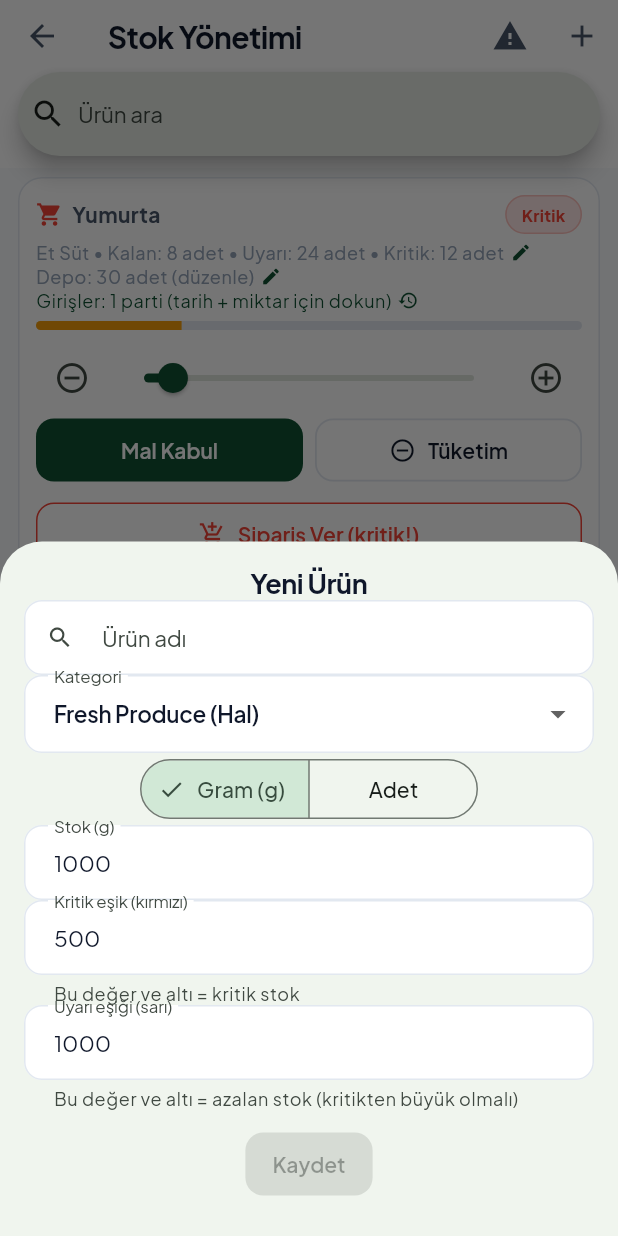
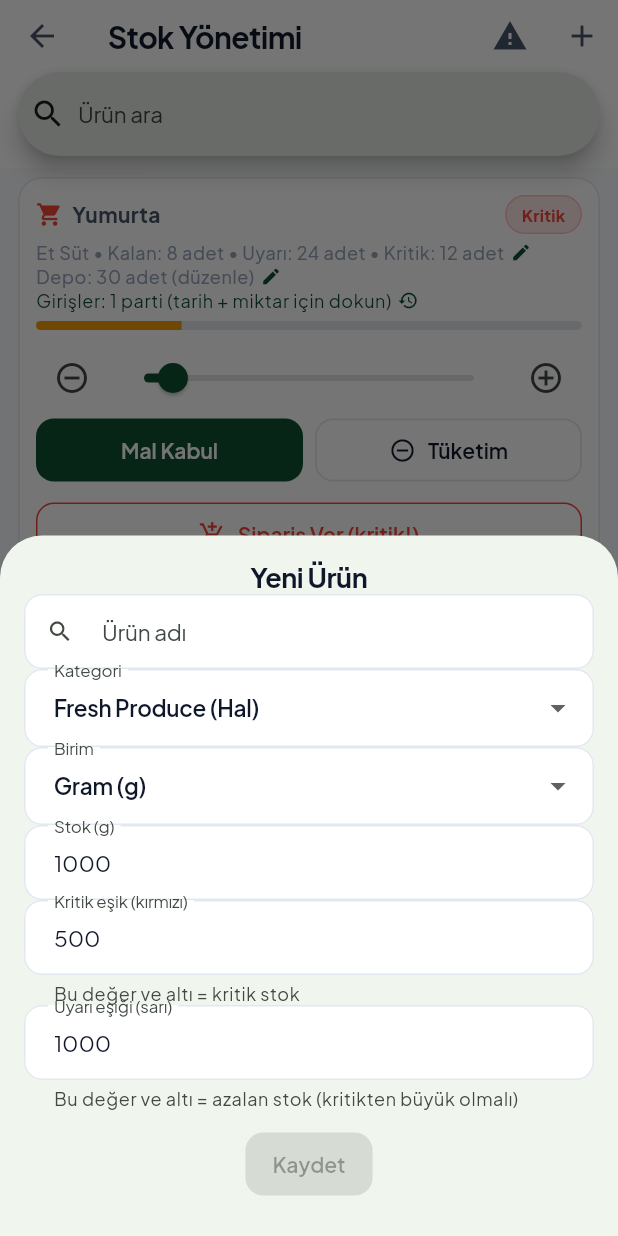
Before and after one commit to Furkan-Pamuk/Diyetisyen-Asistan, a Flutter app: the InventoryScreen screen opened directly, after a tap on the "remove circle outline" icon, after a tap on the "add circle outline" icon, after a tap on the "add" icon, on a phone screen of 412 x 824 dp. Run offline on Flutter 3.47's test engine with Material 3 defaults, Android fonts, the phone set to English and light mode, and no system bars; our stand-ins replace audioplayers, cloud_firestore, file_picker, firebase_auth, firebase_core, flutter_local_notifications and 7 more; missing offline and left inert: excel, record; accounts and stored records are empty.

Commit message:
Birimler genisletildi: kilogram, adet, gram, rulo, koli, paket

```diff
--- a/lib/models/grocery_category.dart
+++ b/lib/models/grocery_category.dart
@@ -58,11 +58,109 @@ extension GroceryCategoryX on GroceryCategory {
   }
 }
 
-enum StockUnit { gram, piece }
+enum StockUnit { gram, kilogram, piece, roll, box, pack }
 
 extension StockUnitX on StockUnit {
-  String get abbreviation => this == StockUnit.gram ? 'g' : 'adet';
+  String get abbreviation {
+    switch (this) {
+      case StockUnit.gram:
+        return 'g';
+      case StockUnit.kilogram:
+        return 'kg';
+      case StockUnit.piece:
+        return 'adet';
+      case StockUnit.roll:
+        return 'rulo';
+      case StockUnit.box:
+        return 'koli';
+      case StockUnit.pack:
+        return 'paket';
+    }
+  }
+
+  String get displayName {
+    switch (this) {
+      case StockUnit.gram:
+        return 'Gram (g)';
+      case StockUnit.kilogram:
+        return 'Kilogram (kg)';
+      case StockUnit.piece:
+        return 'Adet';
+      case StockUnit.roll:
+        return 'Rulo';
+      case StockUnit.box:
+        return 'Koli';
+      case StockUnit.pack:
+        return 'Paket';
+    }
+  }
+
+  /// Tartılan (ondalıklı) birimler: gram, kilogram.
+  bool get isWeighed =>
+      this == StockUnit.gram || this == StockUnit.kilogram;
+
+  /// Sayılan (tam sayı) birimler: adet, rulo, koli, paket.
+  bool get isCountable => !isWeighed;
+
+  /// Miktarı birime uygun biçimlendirir.
+  String format(double amount) {
+    switch (this) {
+      case StockUnit.gram:
+        if (amount >= 1000) {
+          return '${(amount / 1000).toStringAsFixed(2)} kg (${amount.toStringAsFixed(0)} g)';
+        }
+        return '${amount.toStringAsFixed(0)} g';
+      case StockUnit.kilogram:
+        return '${_trim(amount)} kg';
+      case StockUnit.piece:
+      case StockUnit.roll:
+      case StockUnit.box:
+      case StockUnit.pack:
+        return '${amount.toStringAsFixed(0)} $abbreviation';
+    }
+  }
+
+  /// Slider/adım için taban büyüklük (aynı birimden).
+  double get baseStep {
+    switch (this) {
+      case StockUnit.gram:
+        return 100;
+      case StockUnit.kilogram:
+        return 0.5;
+      case StockUnit.piece:
+      case StockUnit.roll:
+      case StockUnit.box:
+      case StockUnit.pack:
+        return 1;
+    }
+  }
+
   String get key => name;
-  static StockUnit fromKey(String key) =>
-      key == 'piece' ? StockUnit.piece : StockUnit.gram;
+
+  static String _trim(double v) =>
+      v.toStringAsFixed(v.truncateToDouble() == v ? 0 : 1);
+
+  static StockUnit fromKey(String key) {
+    switch (key) {
+      case 'gram':
+        return StockUnit.gram;
+      case 'kilogram':
+      case 'kg':
+        return StockUnit.kilogram;
+      case 'piece':
+      case 'adet':
+        return StockUnit.piece;
+      case 'roll':
+      case 'rulo':
+        return StockUnit.roll;
+      case 'box':
+      case 'koli':
+        return StockUnit.box;
+      case 'pack':
+      case 'paket':
+        return StockUnit.pack;
+      default:
+        return StockUnit.gram;
+    }
+  }
 }
--- a/lib/models/inventory_item.dart
+++ b/lib/models/inventory_item.dart
@@ -68,15 +68,7 @@ class InventoryItem {
 
   String formattedStock() => formatAmount(currentStock);
 
-  String formatAmount(double amount) {
-    if (unit == StockUnit.gram) {
-      if (amount >= 1000) {
-        return '${(amount / 1000).toStringAsFixed(2)} kg (${amount.toStringAsFixed(0)} g)';
-      }
-      return '${amount.toStringAsFixed(0)} g';
-    }
-    return '${amount.toStringAsFixed(0)} adet';
-  }
+  String formatAmount(double amount) => unit.format(amount);
 
   factory InventoryItem.fromJson(Map<String, dynamic> j) {
     final min = (j['minThreshold'] as num).toDouble();
--- a/lib/models/recipe.dart
+++ b/lib/models/recipe.dart
@@ -210,15 +210,12 @@ class GroceryItem {
 
   bool get isGram => unitKey == 'gram';
 
-  String formattedRequired() {
-    if (isGram) {
-      if (requiredAmount >= 1000) {
-        return '${(requiredAmount / 1000).toStringAsFixed(2)} kg (${requiredAmount.toStringAsFixed(0)} g)';
-      }
-      return '${requiredAmount.toStringAsFixed(0)} g';
-    }
-    return '${requiredAmount.toStringAsFixed(0)} adet';
-  }
+  StockUnit get unit => StockUnitX.fromKey(unitKey);
+
+  String formattedRequired() => unit.format(requiredAmount);
+
+  String formattedStockAtGeneration() =>
+      unit.format(currentStockAtGeneration);
 
   factory GroceryItem.fromJson(Map<String, dynamic> j) => GroceryItem(
         id: j['id'] as String?,
--- a/lib/screens/grocery_list_screen.dart
+++ b/lib/screens/grocery_list_screen.dart
@@ -216,9 +216,7 @@ class _GroceryListScreenState extends State<GroceryListScreen> {
                                 : null,
                           )),
                       subtitle: Text(
-                        item.isGram
-                            ? 'Stok: ${item.currentStockAtGeneration.toStringAsFixed(0)} g vardı'
-                            : 'Stok: ${item.currentStockAtGeneration.toStringAsFixed(0)} adet vardı',
+                        'Stok: ${item.formattedStockAtGeneration()} vardı',
                       ),
                       secondary: Text(
                         item.formattedRequired(),
@@ -461,13 +459,17 @@ class _AddGroceryItemSheetState extends State<AddGroceryItemSheet> {
               onChanged: (v) => setState(() => _category = v!),
             ),
             const SizedBox(height: 12),
-            SegmentedButton<StockUnit>(
-              segments: const [
-                ButtonSegment(value: StockUnit.gram, label: Text('Gram (g)')),
-                ButtonSegment(value: StockUnit.piece, label: Text('Adet')),
-              ],
-              selected: {_unit},
-              onSelectionChanged: (s) => setState(() => _unit = s.first),
+            DropdownButtonFormField<StockUnit>(
+              initialValue: _unit,
+              decoration: const InputDecoration(
+                  labelText: 'Birim',
+                  border: OutlineInputBorder(),
+                  isDense: true),
+              items: StockUnit.values
+                  .map((u) => DropdownMenuItem(
+                      value: u, child: Text(u.displayName)))
+                  .toList(),
+              onChanged: (v) => setState(() => _unit = v!),
             ),
             const SizedBox(height: 12),
             TextField(
@@ -475,9 +477,7 @@ class _AddGroceryItemSheetState extends State<AddGroceryItemSheet> {
               keyboardType: const TextInputType.numberWithOptions(
                   decimal: true, signed: false),
               decoration: InputDecoration(
-                labelText: _unit == StockUnit.gram
-                    ? 'Miktar (g)'
-                    : 'Miktar (adet)',
+                labelText: 'Miktar (${_unit.abbreviation})',
                 border: const OutlineInputBorder(),
                 isDense: true,
               ),
--- a/lib/screens/inventory_screen.dart
+++ b/lib/screens/inventory_screen.dart
@@ -185,19 +185,13 @@ class _InventoryScreenState extends State<InventoryScreen> {
                         const SizedBox(height: 8),
                         Builder(builder: (_) {
                           // Dar ekranda sıkışmayı önlemek için tam genişlik satır;
-                          // adım deponun %5'i (en az 100 g / 1 adet) ki
+                          // adım deponun %5'i (en az bir taban adım) ki
                           // değişim gözle görünür olsun.
-                          final step = item.unit == StockUnit.gram
-                              ? (item.warehouseStock * 0.05)
-                                  .clamp(100.0, 1000000.0)
-                                  .toDouble()
-                              : (item.warehouseStock * 0.05)
-                                  .clamp(1.0, 100.0)
-                                  .roundToDouble();
-                          final stepLabel = item.unit ==
-                                  StockUnit.gram
-                              ? '${step.toStringAsFixed(step >= 100 ? 0 : 1)} g'
-                              : '${step.toStringAsFixed(0)} adet';
+                          final step = (item.warehouseStock * 0.05)
+                              .clamp(item.unit.baseStep, 1000000.0)
+                              .toDouble();
+                          final stepLabel =
+                              item.unit.format(step);
                           return Column(
                             children: [
                               Row(
@@ -414,21 +408,21 @@ class _InventoryFormSheetState extends State<InventoryFormSheet> {
                   .toList(),
               onChanged: (v) => setState(() => _cat = v!),
             ),
-            SegmentedButton<StockUnit>(
-              segments: const [
-                ButtonSegment(value: StockUnit.gram, label: Text('Gram (g)')),
-                ButtonSegment(value: StockUnit.piece, label: Text('Adet')),
-              ],
-              selected: {_unit},
-              onSelectionChanged: (s) => setState(() => _unit = s.first),
+            DropdownButtonFormField<StockUnit>(
+              initialValue: _unit,
+              decoration:
+                  const InputDecoration(labelText: 'Birim'),
+              items: StockUnit.values
+                  .map((u) => DropdownMenuItem(
+                      value: u, child: Text(u.displayName)))
+                  .toList(),
+              onChanged: (v) => setState(() => _unit = v!),
             ),
             TextField(
                 controller: _stock,
                 keyboardType: TextInputType.number,
                 decoration: InputDecoration(
-                    labelText: _unit == StockUnit.gram
-                        ? 'Stok (g)'
-                        : 'Stok (adet)')),
+                    labelText: 'Stok (${_unit.abbreviation})')),
             TextField(
                 controller: _critical,
                 keyboardType: TextInputType.number,
@@ -601,6 +595,14 @@ class _CapacitySheetState extends State<CapacitySheet> {
     '100 ton': 100000000,
   };
 
+  static const _tonChips = <String, double>{
+    '5 kg': 5,
+    '25 kg': 25,
+    '100 kg': 100,
+    '1 ton': 1000,
+    '100 ton': 100000,
+  };
+
   static const _pieceChips = <String, double>{
     '10': 10,
     '30': 30,
@@ -609,12 +611,26 @@ class _CapacitySheetState extends State<CapacitySheet> {
     '1000': 1000,
   };
 
+  Map<String, double> _chipsFor(StockUnit unit) {
+    switch (unit) {
+      case StockUnit.gram:
+        return _kgChips;
+      case StockUnit.kilogram:
+        return _tonChips;
+      case StockUnit.piece:
+      case StockUnit.roll:
+      case StockUnit.box:
+      case StockUnit.pack:
+        return _pieceChips;
+    }
+  }
+
   @override
   void initState() {
     super.initState();
     final item = context.read<AppStore>().itemById(widget.itemId);
     final v = item?.warehouseStock ?? 0;
-    final text = item != null && item.unit == StockUnit.gram
+    final text = item != null && item.unit.isWeighed
         ? v.toStringAsFixed(v >= 100 ? 0 : 1)
         : v.toStringAsFixed(0);
     _ctrl = TextEditingController(text: text);
@@ -635,12 +651,11 @@ class _CapacitySheetState extends State<CapacitySheet> {
     final item = store.itemById(widget.itemId);
     if (item == null) return const SizedBox.shrink();
 
-    final isGram = item.unit == StockUnit.gram;
     final valid = _value >= 0;
     final ratio = valid && _value > 0
         ? (item.currentStock / _value).clamp(0.0, 1.0).toDouble()
         : 0.0;
-    final chips = isGram ? _kgChips : _pieceChips;
+    final chips = _chipsFor(item.unit);
 
     return Padding(
       padding: EdgeInsets.only(
@@ -663,9 +678,8 @@ class _CapacitySheetState extends State<CapacitySheet> {
               keyboardType: const TextInputType.numberWithOptions(
                   decimal: true, signed: false),
               decoration: InputDecoration(
-                labelText:
-                    isGram ? 'Kapasite (gram)' : 'Kapasite (adet)',
-                suffixText: isGram ? 'g' : 'adet',
+                labelText: 'Kapasite (${item.unit.abbreviation})',
+                suffixText: item.unit.abbreviation,
                 border: const OutlineInputBorder(),
                 errorText: valid ? null : '0 veya üzeri bir sayı girin',
               ),
@@ -939,10 +953,13 @@ class _ThresholdSheetState extends State<ThresholdSheet> {
   void initState() {
     super.initState();
     final item = context.read<AppStore>().itemById(widget.itemId);
-    _warnCtrl = TextEditingController(
-        text: (item?.warnThreshold ?? 0).toStringAsFixed(0));
+    String txt(double v) => item != null && item.unit.isWeighed
+        ? v.toStringAsFixed(1)
+        : v.toStringAsFixed(0);
+    _warnCtrl =
+        TextEditingController(text: txt(item?.warnThreshold ?? 0));
     _criticalCtrl = TextEditingController(
-        text: (item?.minThreshold ?? 0).toStringAsFixed(0));
+        text: txt(item?.minThreshold ?? 0));
   }
 
   @override
--- a/lib/state/app_store.dart
+++ b/lib/state/app_store.dart
@@ -494,9 +494,7 @@ class AppStore extends ChangeNotifier {
         item = InventoryItem(
           name: input.name.trim(),
           category: input.category ?? GroceryCategory.freshProduce,
-          unit: input.unitKey == 'piece'
-              ? StockUnit.piece
-              : StockUnit.gram,
+          unit: StockUnitX.fromKey(input.unitKey),
           currentStock: 0,
           warehouseStock: 0,
           minThreshold: 0,
@@ -900,7 +898,7 @@ class AppStore extends ChangeNotifier {
         name: item.name,
         category: item.category,
         unitKey: item.unit.key,
-        requiredAmount: item.unit == StockUnit.piece
+        requiredAmount: item.unit.isCountable
             ? deficit.ceilToDouble()
             : deficit.roundToDouble(),
         currentStockAtGeneration: item.currentStock,
--- a/lib/widgets/order_qty_sheet.dart
+++ b/lib/widgets/order_qty_sheet.dart
@@ -182,8 +182,8 @@ double suggestedTopUp(AppStore store, String itemId,
   final toWarn = item.warnThreshold - item.currentStock;
   final short = projectedShortfall ?? 0;
   final need = toWarn > short ? toWarn : short;
-  if (need <= 0) return item.unit.name == 'piece' ? 1 : 100;
-  return item.unit.name == 'piece'
+  if (need <= 0) return item.unit.baseStep;
+  return item.unit.isCountable
       ? need.ceilToDouble()
       : need.roundToDouble();
 }
```
Also changed, not shown: lib/models/order_cart.dart (+4 -9 lines), lib/models/order_line.dart (+4 -18 lines), lib/screens/disposal_screen.dart (+7 -10 lines), lib/screens/production_table_screen.dart (+2 -7 lines), lib/screens/recipe_book_screen.dart (+5 -7 lines), lib/screens/recipes_screen.dart (+7 -9 lines), lib/screens/supplier_orders_screen.dart (+15 -22 lines), lib/services/pdf_service.dart (+4 -7 lines), 1 other file.
